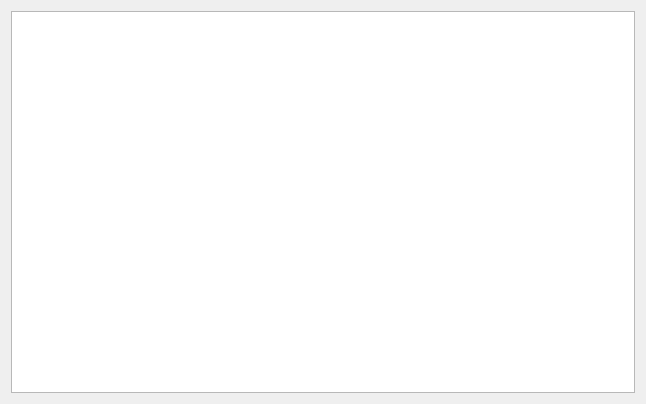
Qt form xsymbolswidget.ui (horsicq/XSymbolsWidget) before a commit.
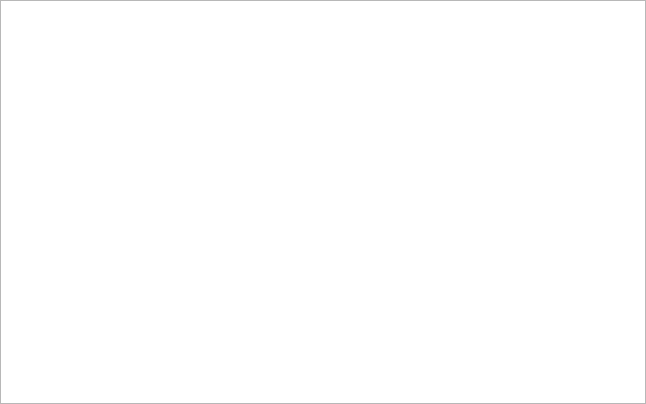
The same form after that commit.

The edit to the form file:
```diff
--- a/xsymbolswidget.ui
+++ b/xsymbolswidget.ui
@@ -14,8 +14,45 @@
    <string>Form</string>
   </property>
   <layout class="QVBoxLayout" name="verticalLayout">
+   <property name="leftMargin">
+    <number>0</number>
+   </property>
+   <property name="topMargin">
+    <number>0</number>
+   </property>
+   <property name="rightMargin">
+    <number>0</number>
+   </property>
+   <property name="bottomMargin">
+    <number>0</number>
+   </property>
    <item>
-    <widget class="QTableView" name="tableViewSymbols"/>
+    <widget class="QTableView" name="tableViewSymbols">
+     <property name="contextMenuPolicy">
+      <enum>Qt::CustomContextMenu</enum>
+     </property>
+     <property name="editTriggers">
+      <set>QAbstractItemView::NoEditTriggers</set>
+     </property>
+     <property name="selectionMode">
+      <enum>QAbstractItemView::SingleSelection</enum>
+     </property>
+     <property name="selectionBehavior">
+      <enum>QAbstractItemView::SelectRows</enum>
+     </property>
+     <attribute name="horizontalHeaderStretchLastSection">
+      <bool>true</bool>
+     </attribute>
+     <attribute name="verticalHeaderVisible">
+      <bool>false</bool>
+     </attribute>
+     <attribute name="verticalHeaderMinimumSectionSize">
+      <number>20</number>
+     </attribute>
+     <attribute name="verticalHeaderDefaultSectionSize">
+      <number>20</number>
+     </attribute>
+    </widget>
    </item>
   </layout>
  </widget>
```
